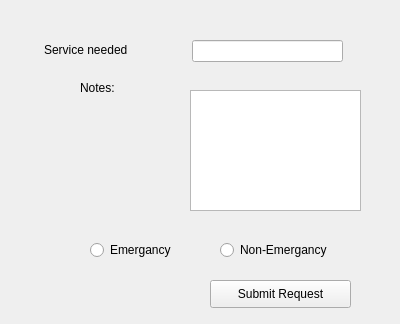
spring-2019-cpsc-362-05/software-group-project-ravfs, file createrequest.ui: the form before one commit.
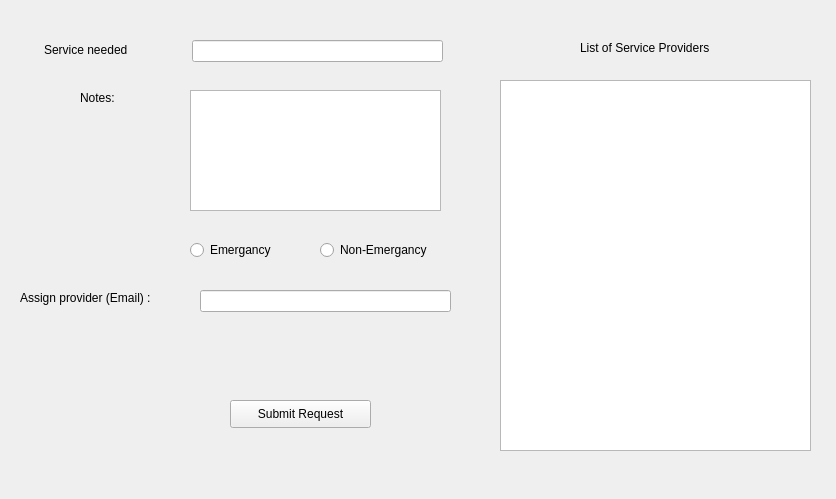
The form after the commit.

Patch:
```diff
--- a/createrequest.ui
+++ b/createrequest.ui
@@ -6,8 +6,8 @@
    <rect>
     <x>0</x>
     <y>0</y>
-    <width>400</width>
-    <height>324</height>
+    <width>836</width>
+    <height>499</height>
    </rect>
   </property>
   <property name="windowTitle">
@@ -30,7 +30,7 @@
    <property name="geometry">
     <rect>
      <x>80</x>
-     <y>80</y>
+     <y>90</y>
      <width>55</width>
      <height>16</height>
     </rect>
@@ -44,7 +44,7 @@
     <rect>
      <x>192</x>
      <y>40</y>
-     <width>151</width>
+     <width>251</width>
      <height>22</height>
     </rect>
    </property>
@@ -54,7 +54,7 @@
     <rect>
      <x>190</x>
      <y>90</y>
-     <width>171</width>
+     <width>251</width>
      <height>121</height>
     </rect>
    </property>
@@ -62,7 +62,7 @@
   <widget class="QRadioButton" name="radioButton">
    <property name="geometry">
     <rect>
-     <x>90</x>
+     <x>190</x>
      <y>240</y>
      <width>95</width>
      <height>20</height>
@@ -75,7 +75,7 @@
   <widget class="QRadioButton" name="radioButton_2">
    <property name="geometry">
     <rect>
-     <x>220</x>
+     <x>320</x>
      <y>240</y>
      <width>131</width>
      <height>20</height>
@@ -88,8 +88,8 @@
   <widget class="QPushButton" name="pushButton">
    <property name="geometry">
     <rect>
-     <x>210</x>
-     <y>280</y>
+     <x>230</x>
+     <y>400</y>
      <width>141</width>
      <height>28</height>
     </rect>
@@ -98,6 +98,52 @@
     <string>Submit Request</string>
    </property>
   </widget>
+  <widget class="QLabel" name="label_3">
+   <property name="geometry">
+    <rect>
+     <x>20</x>
+     <y>290</y>
+     <width>141</width>
+     <height>16</height>
+    </rect>
+   </property>
+   <property name="text">
+    <string>Assign provider (Email) :</string>
+   </property>
+  </widget>
+  <widget class="QLineEdit" name="lineEdit_assignedProvider">
+   <property name="geometry">
+    <rect>
+     <x>200</x>
+     <y>290</y>
+     <width>251</width>
+     <height>22</height>
+    </rect>
+   </property>
+  </widget>
+  <widget class="QTableView" name="tableView">
+   <property name="geometry">
+    <rect>
+     <x>500</x>
+     <y>80</y>
+     <width>311</width>
+     <height>371</height>
+    </rect>
+   </property>
+  </widget>
+  <widget class="QLabel" name="label_4">
+   <property name="geometry">
+    <rect>
+     <x>580</x>
+     <y>40</y>
+     <width>141</width>
+     <height>16</height>
+    </rect>
+   </property>
+   <property name="text">
+    <string>List of Service Providers</string>
+   </property>
+  </widget>
  </widget>
  <resources/>
  <connections/>
```
Left out of the diff: 4 changed lines with no effect on the pictures.
